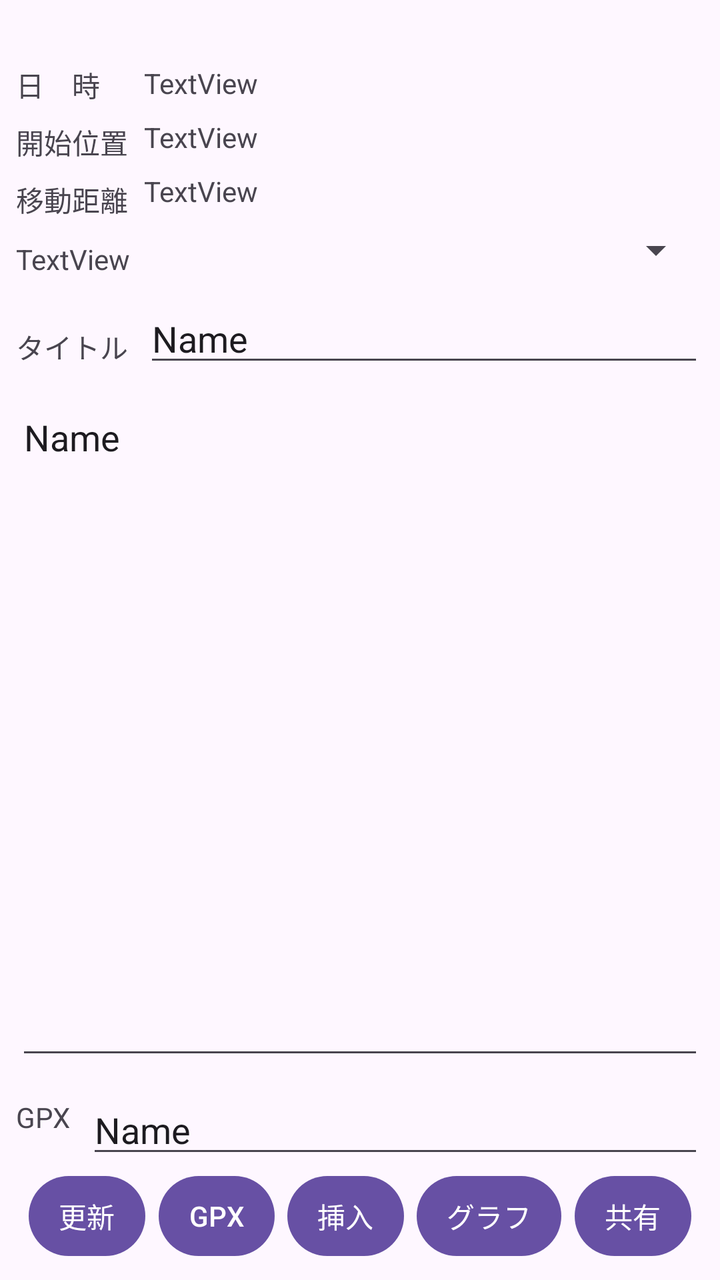
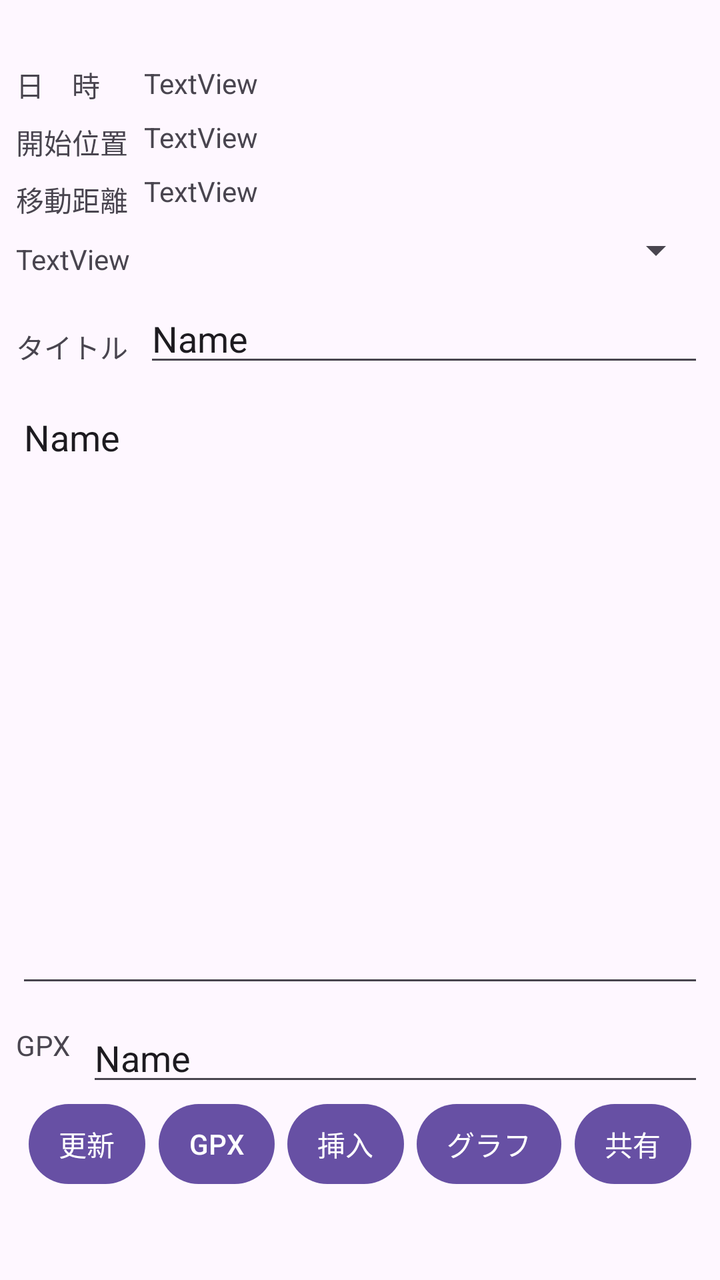

Two renders of the same Android screen: before a commit and after it. Below are the layout's source before the change and the commit's diff.
<!-- AndroidManifest.xml: application theme Theme.MyApplication4 -->
<!-- res/layout/activity_loc_memo.xml -->
<?xml version="1.0" encoding="utf-8"?>
<androidx.constraintlayout.widget.ConstraintLayout
    xmlns:android="http://schemas.android.com/apk/res/android"
    xmlns:tools="http://schemas.android.com/tools"
    xmlns:app="http://schemas.android.com/apk/res-auto"
    android:id="@+id/main"
    android:layout_width="match_parent"
    android:layout_height="match_parent"
    tools:context=".LocMemoActivity">

  <TextView
      android:id="@+id/textView20"
      android:layout_width="wrap_content"
      android:layout_height="wrap_content"
      android:layout_marginStart="8dp"
      android:layout_marginTop="32dp"
      android:text="日　時　"
      app:layout_constraintStart_toStartOf="parent"
      app:layout_constraintTop_toTopOf="parent" />

  <TextView
      android:id="@+id/textView21"
      android:layout_width="0dp"
      android:layout_height="wrap_content"
      android:layout_marginStart="8dp"
      android:layout_marginTop="32dp"
      android:layout_marginEnd="8dp"
      android:text="TextView"
      app:layout_constraintEnd_toEndOf="parent"
      app:layout_constraintStart_toEndOf="@+id/textView20"
      app:layout_constraintTop_toTopOf="parent" />

  <TextView
      android:id="@+id/textView22"
      android:layout_width="wrap_content"
      android:layout_height="wrap_content"
      android:layout_marginStart="8dp"
      android:layout_marginTop="8dp"
      android:text="開始位置"
      app:layout_constraintStart_toStartOf="parent"
      app:layout_constraintTop_toBottomOf="@+id/textView20" />

  <TextView
      android:id="@+id/textView23"
      android:layout_width="0dp"
      android:layout_height="wrap_content"
      android:layout_marginStart="8dp"
      android:layout_marginTop="8dp"
      android:layout_marginEnd="8dp"
      android:text="TextView"
      app:layout_constraintEnd_toEndOf="parent"
      app:layout_constraintStart_toEndOf="@+id/textView22"
      app:layout_constraintTop_toBottomOf="@+id/textView21" />

  <TextView
      android:id="@+id/textView24"
      android:layout_width="wrap_content"
      android:layout_height="wrap_content"
      android:layout_marginStart="8dp"
      android:layout_marginTop="8dp"
      android:text="移動距離"
      app:layout_constraintStart_toStartOf="parent"
      app:layout_constraintTop_toBottomOf="@+id/textView22" />

  <TextView
      android:id="@+id/textView25"
      android:layout_width="0dp"
      android:layout_height="wrap_content"
      android:layout_marginStart="8dp"
      android:layout_marginTop="8dp"
      android:layout_marginEnd="8dp"
      android:text="TextView"
      app:layout_constraintEnd_toEndOf="parent"
      app:layout_constraintStart_toEndOf="@+id/textView24"
      app:layout_constraintTop_toBottomOf="@+id/textView23" />

  <TextView
      android:id="@+id/textView26"
      android:layout_width="0dp"
      android:layout_height="wrap_content"
      android:layout_marginStart="8dp"
      android:layout_marginTop="10dp"
      android:layout_marginEnd="8dp"
      android:text="TextView"
      app:layout_constraintEnd_toStartOf="@+id/spinner5"
      app:layout_constraintStart_toStartOf="parent"
      app:layout_constraintTop_toBottomOf="@+id/textView24" />

  <Spinner
      android:id="@+id/spinner5"
      android:layout_width="170dp"
      android:layout_height="wrap_content"
      android:layout_marginTop="8dp"
      android:layout_marginEnd="8dp"
      app:layout_constraintEnd_toEndOf="parent"
      app:layout_constraintTop_toBottomOf="@+id/textView25" />

  <TextView
      android:id="@+id/textView27"
      android:layout_width="wrap_content"
      android:layout_height="wrap_content"
      android:layout_marginStart="8dp"
      android:layout_marginTop="24dp"
      android:text="タイトル"
      app:layout_constraintStart_toStartOf="parent"
      app:layout_constraintTop_toBottomOf="@+id/textView26" />

  <EditText
      android:id="@+id/editText7"
      android:layout_width="0dp"
      android:layout_height="wrap_content"
      android:layout_marginStart="8dp"
      android:layout_marginTop="8dp"
      android:layout_marginEnd="8dp"
      android:ems="10"
      android:inputType="textPersonName"
      android:text="Name"
      app:layout_constraintEnd_toEndOf="parent"
      app:layout_constraintStart_toEndOf="@+id/textView27"
      app:layout_constraintTop_toBottomOf="@+id/textView26" />

  <Button
      android:id="@+id/button15"
      android:layout_width="wrap_content"
      android:layout_height="wrap_content"
      android:layout_marginStart="8dp"
      android:layout_marginBottom="8dp"
      android:minWidth="0dp"
      android:paddingLeft="15dp"
      android:paddingRight="15dp"
      android:text="更新"
      app:layout_constraintBottom_toBottomOf="parent"
      app:layout_constraintEnd_toStartOf="@+id/button16"
      app:layout_constraintHorizontal_bias="0.5"
      app:layout_constraintStart_toStartOf="parent" />

  <Button
      android:id="@+id/button16"
      android:layout_width="wrap_content"
      android:layout_height="wrap_content"
      android:layout_marginBottom="8dp"
      android:minWidth="0dp"
      android:paddingLeft="15dp"
      android:paddingRight="15dp"
      android:text="GPX"
      app:layout_constraintBottom_toBottomOf="parent"
      app:layout_constraintEnd_toStartOf="@+id/button17"
      app:layout_constraintHorizontal_bias="0.5"
      app:layout_constraintStart_toEndOf="@+id/button15" />

  <Button
      android:id="@+id/button17"
      android:layout_width="wrap_content"
      android:layout_height="wrap_content"
      android:layout_marginBottom="8dp"
      android:minWidth="0dp"
      android:paddingLeft="15dp"
      android:paddingRight="15dp"
      android:text="挿入"
      app:layout_constraintBottom_toBottomOf="parent"
      app:layout_constraintEnd_toStartOf="@+id/button18"
      app:layout_constraintHorizontal_bias="0.5"
      app:layout_constraintStart_toEndOf="@+id/button16" />

  <Button
      android:id="@+id/button18"
      android:layout_width="wrap_content"
      android:layout_height="wrap_content"
      android:layout_marginBottom="8dp"
      android:minWidth="0dp"
      android:paddingLeft="15dp"
      android:paddingRight="15dp"
      android:text="グラフ"
      app:layout_constraintBottom_toBottomOf="parent"
      app:layout_constraintEnd_toStartOf="@+id/button19"
      app:layout_constraintHorizontal_bias="0.5"
      app:layout_constraintStart_toEndOf="@+id/button17" />

  <Button
      android:id="@+id/button19"
      android:layout_width="wrap_content"
      android:layout_height="wrap_content"
      android:layout_marginEnd="8dp"
      android:layout_marginBottom="8dp"
      android:minWidth="0dp"
      android:paddingLeft="15dp"
      android:paddingRight="15dp"
      android:text="共有"
      app:layout_constraintBottom_toBottomOf="parent"
      app:layout_constraintEnd_toEndOf="parent"
      app:layout_constraintHorizontal_bias="0.5"
      app:layout_constraintStart_toEndOf="@+id/button18" />

  <TextView
      android:id="@+id/textView28"
      android:layout_width="wrap_content"
      android:layout_height="wrap_content"
      android:layout_marginStart="8dp"
      android:layout_marginBottom="16dp"
      android:text="GPX"
      app:layout_constraintBottom_toTopOf="@+id/button15"
      app:layout_constraintStart_toStartOf="parent" />

  <EditText
      android:id="@+id/editText8"
      android:layout_width="0dp"
      android:layout_height="wrap_content"
      android:layout_marginStart="8dp"
      android:layout_marginEnd="8dp"
      android:ems="10"
      android:inputType="textPersonName"
      android:text="Name"
      app:layout_constraintBottom_toTopOf="@+id/button15"
      app:layout_constraintEnd_toEndOf="parent"
      app:layout_constraintStart_toEndOf="@+id/textView28" />

  <EditText
      android:id="@+id/editText9"
      android:layout_width="0dp"
      android:layout_height="0dp"
      android:layout_marginStart="8dp"
      android:layout_marginTop="8dp"
      android:layout_marginEnd="8dp"
      android:layout_marginBottom="8dp"
      android:ems="10"
      android:gravity="top"
      android:text="Name"
      app:layout_constraintBottom_toTopOf="@+id/editText8"
      app:layout_constraintEnd_toEndOf="parent"
      app:layout_constraintStart_toStartOf="parent"
      app:layout_constraintTop_toBottomOf="@+id/editText7" />

</androidx.constraintlayout.widget.ConstraintLayout>
<!-- resources referenced by this layout -->
<resources>
  <style name="Theme.MyApplication4" parent="Base.Theme.MyApplication4" />
  <style name="Base.Theme.MyApplication4" parent="Theme.Material3.DayNight">
          
          
      </style>
</resources>

<!-- the commit's change to res/layout/activity_loc_memo.xml (unified diff, before → after) -->
@@ -124,7 +124,7 @@
       android:layout_width="wrap_content"
       android:layout_height="wrap_content"
       android:layout_marginStart="8dp"
-      android:layout_marginBottom="8dp"
+      android:layout_marginBottom="44dp"
       android:minWidth="0dp"
       android:paddingLeft="15dp"
       android:paddingRight="15dp"
@@ -138,12 +138,11 @@
       android:id="@+id/button16"
       android:layout_width="wrap_content"
       android:layout_height="wrap_content"
-      android:layout_marginBottom="8dp"
       android:minWidth="0dp"
       android:paddingLeft="15dp"
       android:paddingRight="15dp"
       android:text="GPX"
-      app:layout_constraintBottom_toBottomOf="parent"
+      app:layout_constraintBottom_toBottomOf="@+id/button15"
       app:layout_constraintEnd_toStartOf="@+id/button17"
       app:layout_constraintHorizontal_bias="0.5"
       app:layout_constraintStart_toEndOf="@+id/button15" />
@@ -152,12 +151,11 @@
       android:id="@+id/button17"
       android:layout_width="wrap_content"
       android:layout_height="wrap_content"
-      android:layout_marginBottom="8dp"
       android:minWidth="0dp"
       android:paddingLeft="15dp"
       android:paddingRight="15dp"
       android:text="挿入"
-      app:layout_constraintBottom_toBottomOf="parent"
+      app:layout_constraintBottom_toBottomOf="@+id/button16"
       app:layout_constraintEnd_toStartOf="@+id/button18"
       app:layout_constraintHorizontal_bias="0.5"
       app:layout_constraintStart_toEndOf="@+id/button16" />
@@ -166,12 +164,11 @@
       android:id="@+id/button18"
       android:layout_width="wrap_content"
       android:layout_height="wrap_content"
-      android:layout_marginBottom="8dp"
       android:minWidth="0dp"
       android:paddingLeft="15dp"
       android:paddingRight="15dp"
       android:text="グラフ"
-      app:layout_constraintBottom_toBottomOf="parent"
+      app:layout_constraintBottom_toBottomOf="@+id/button17"
       app:layout_constraintEnd_toStartOf="@+id/button19"
       app:layout_constraintHorizontal_bias="0.5"
       app:layout_constraintStart_toEndOf="@+id/button17" />
@@ -181,12 +178,11 @@
       android:layout_width="wrap_content"
       android:layout_height="wrap_content"
       android:layout_marginEnd="8dp"
-      android:layout_marginBottom="8dp"
       android:minWidth="0dp"
       android:paddingLeft="15dp"
       android:paddingRight="15dp"
       android:text="共有"
-      app:layout_constraintBottom_toBottomOf="parent"
+      app:layout_constraintBottom_toBottomOf="@+id/button18"
       app:layout_constraintEnd_toEndOf="parent"
       app:layout_constraintHorizontal_bias="0.5"
       app:layout_constraintStart_toEndOf="@+id/button18" />
